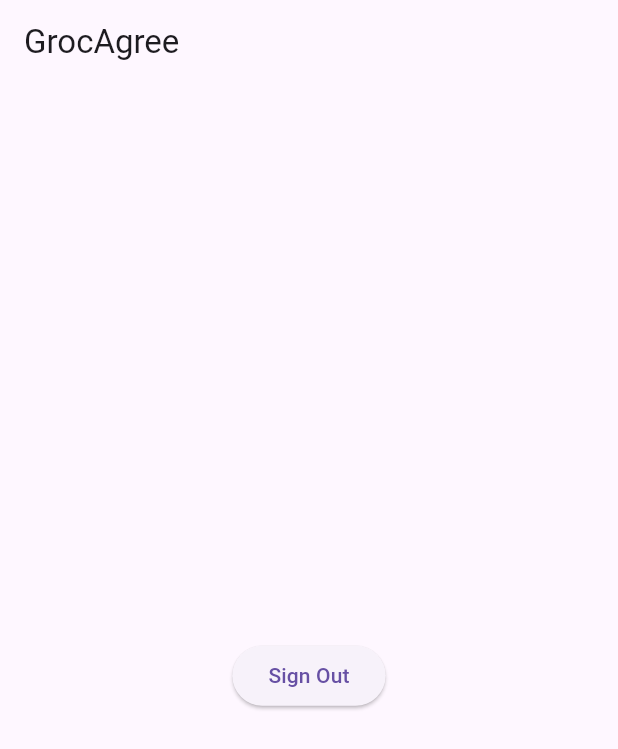
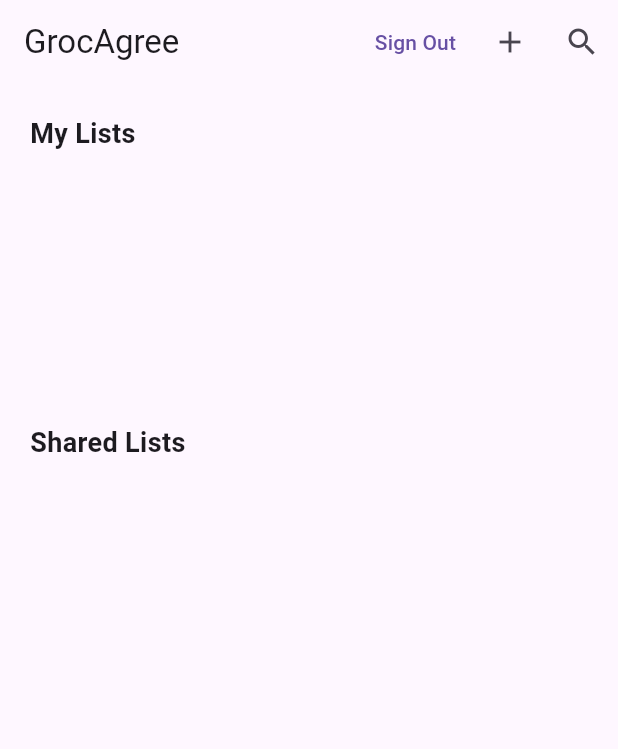
Before and after one commit to SP-05Red/SP-05-Red-Grocery, a Flutter app: the screen it shows once a user with an empty profile is signed in, on a phone screen of 412 x 824 dp. Shown: the top 749 px of the screen. Run offline on Flutter 3.47's test engine with Material 3 defaults, Android fonts, the phone set to English and light mode, and no system bars; our stand-ins replace firebase_auth, firebase_core; accounts and stored records are empty.

Commit message:
Added UI elements such as buttons and scolling lists

```diff
--- a/lib/pages/home_page.dart
+++ b/lib/pages/home_page.dart
@@ -15,14 +15,59 @@ class HomePage extends StatelessWidget {
     return const Text('GrocAgree');
   }
 
-  Widget _userUId() {
-    return Text(user?.email ?? 'User email');
+  Widget _myLists() {
+    return Column(
+      crossAxisAlignment: CrossAxisAlignment.start,
+      children: [
+        Text(
+          'My Lists',
+          style: TextStyle(
+            fontWeight: FontWeight.bold,
+            fontSize: 18,
+          ),
+        ),
+        SizedBox(height: 10),
+        Container(
+          height: 150, // Adjust the height as needed
+          child: ListView.builder(
+            itemCount: 0, // Add the number of items when available
+            itemBuilder: (context, index) {
+              // Build your list items here
+              return ListTile(
+                title: Text('List Item $index'),
+              );
+            },
+          ),
+        ),
+      ],
+    );
   }
 
-  Widget _signOutButton() {
-    return ElevatedButton(
-      onPressed: signOut,
-      child: const Text('Sign Out'),
+  Widget _sharedLists() {
+    return Column(
+      crossAxisAlignment: CrossAxisAlignment.start,
+      children: [
+        Text(
+          'Shared Lists',
+          style: TextStyle(
+            fontWeight: FontWeight.bold,
+            fontSize: 18,
+          ),
+        ),
+        SizedBox(height: 10),
+        Container(
+          height: 150, // Adjust the height as needed
+          child: ListView.builder(
+            itemCount: 0, // Add the number of items when available
+            itemBuilder: (context, index) {
+              // Build your list items here
+              return ListTile(
+                title: Text('Shared List Item $index'),
+              );
+            },
+          ),
+        ),
+      ],
     );
   }
 
@@ -31,17 +76,33 @@ class HomePage extends StatelessWidget {
     return Scaffold(
       appBar: AppBar(
         title: _title(),
+        actions: <Widget>[
+          TextButton(
+            onPressed: signOut,
+            child: Text('Sign Out'),
+          ),
+          IconButton(
+            icon: Icon(Icons.add),
+            onPressed: () {
+              // Add button pressed, add functionality here.
+            },
+          ),
+          IconButton(
+            icon: Icon(Icons.search),
+            onPressed: () {
+              // Search button pressed, add functionality here.
+            },
+          ),
+        ],
       ),
       body: Container(
-        height: double.infinity,
-        width: double.infinity,
         padding: const EdgeInsets.all(20),
         child: Column(
           crossAxisAlignment: CrossAxisAlignment.center,
-          mainAxisAlignment: MainAxisAlignment.center,
           children: <Widget>[
-            _userUId(),
-            _signOutButton(),
+            _myLists(),
+            SizedBox(height: 20),
+            _sharedLists(),
           ],
         ),
       ),
--- a/pubspec.yaml
+++ b/pubspec.yaml
@@ -36,7 +36,7 @@ dependencies:
   # Use with the CupertinoIcons class for iOS style icons.
   cupertino_icons: ^1.0.2
   firebase_core: ^2.25.4
-  firebase_auth: ^4.17.4
+  firebase_auth: ^4.17.6
   cloud_firestore: ^4.15.5
 
 dev_dependencies:
```
Also changed, not shown: pubspec.lock, 1 other file.
